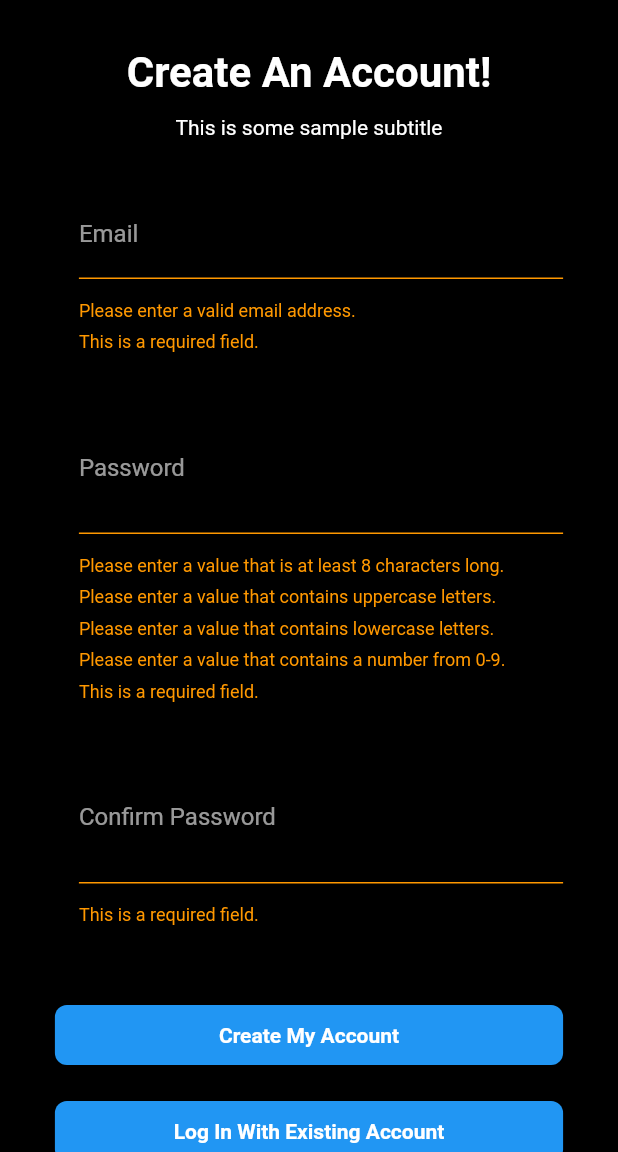
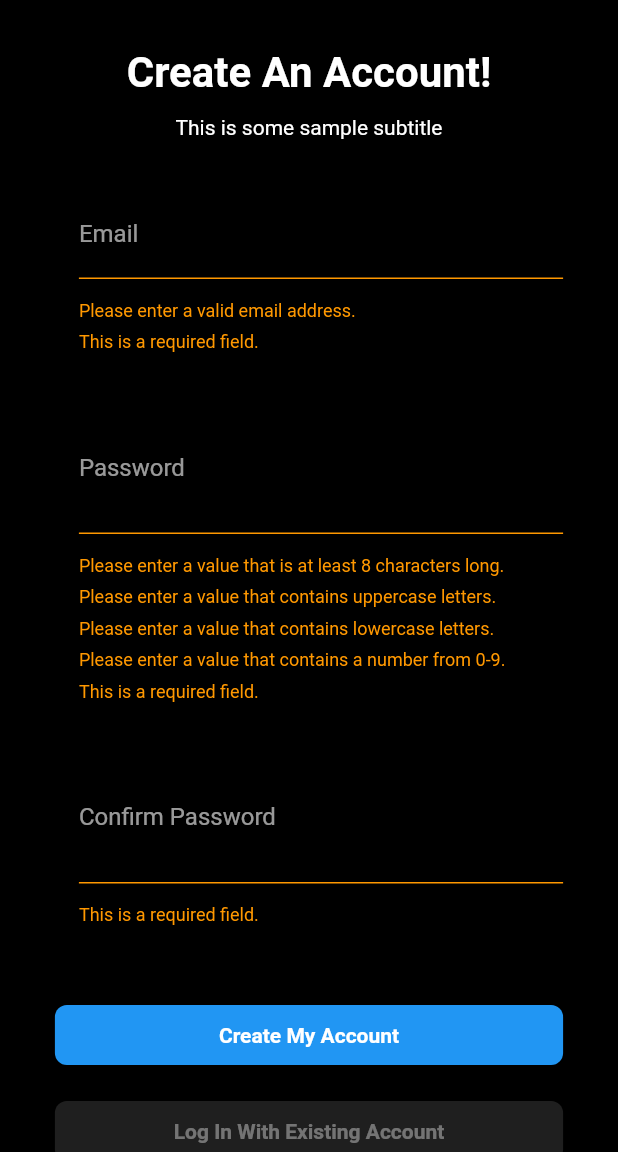
Before and after one commit to ernpao/hover, a Flutter app: the screen it shows after launch, after a tap on "Create My Account", on a phone screen of 412 x 824 dp, the part 84-1236 px from its top. Run offline on Flutter 3.47's test engine with Material 2 defaults, Android fonts, the phone set to English and light mode, and no system bars; our stand-ins replace shared_preferences; network calls fail.

Commit message:
Required TextEditingController for all form fields to enable preservation of field values.

```diff
--- a/example/lib/app/forms/login_form_example.dart
+++ b/example/lib/app/forms/login_form_example.dart
@@ -2,6 +2,8 @@ import 'package:flutter/material.dart';
 import 'package:hover/hover.dart';
 
 class LoginFormExample extends HoverPage {
+  final emailController = TextEditingController();
+  final passwordController = TextEditingController();
   @override
   Widget render(BuildContext context) {
     return Center(
@@ -13,6 +15,8 @@ class LoginFormExample extends HoverPage {
             children: [
               HoverEmailLoginForm(
                 formName: "login-form",
+                emailController: emailController,
+                passwordController: passwordController,
                 onSubmit: (email, password) {
                   print(
                       "Sign in form submitted. Email: $email Password: $password");
--- a/example/lib/app/forms/sign_up_form_example.dart
+++ b/example/lib/app/forms/sign_up_form_example.dart
@@ -2,6 +2,10 @@ import 'package:flutter/material.dart';
 import 'package:hover/hover.dart';
 
 class SignUpFormExample extends HoverPage {
+  final emailController = TextEditingController();
+  final passwordController = TextEditingController();
+  final passwordConfirmationController = TextEditingController();
+
   @override
   Widget render(BuildContext context) {
     return Center(
@@ -15,17 +19,22 @@ class SignUpFormExample extends HoverPage {
                 title: "Create An Account!",
                 subtitle: "This is some sample subtitle",
                 formName: "sign-up-form",
+                emailController: emailController,
+                passwordController: passwordController,
+                passwordConfirmationController: passwordConfirmationController,
                 onSubmit: (email, password) {
-                  print(
-                      "Sign up form submitted. Email: $email Password: $password");
-                  Hover.showPlainSnackBar(context,
-                      "Sign up form submitted. Email: $email Password: $password");
+                  print("Form submitted. Email: $email Password: $password");
+                  Hover.showPlainSnackBar(
+                    context,
+                    "Form submitted. Email: $email Password: $password",
+                  );
                 },
                 requireLowercase: true,
                 requireUppercase: true,
                 requireSpecialCharacters: true,
                 children: [
                   HoverCallToActionButton(
+                    enabled: false,
                     text: "Log In With Existing Account",
                     onPressed: () {
                       Hover.router.navigateTo(
--- a/example/lib/app/widgets_gallery.dart
+++ b/example/lib/app/widgets_gallery.dart
@@ -97,7 +97,6 @@ class WidgetsGallery extends HoverPage {
               ],
             ),
           ),
-          HoverPasswordResetForm(onSubmit: (password) {}),
         ],
       ),
     );
--- a/example/lib/main.dart
+++ b/example/lib/main.dart
@@ -11,13 +11,12 @@ import 'app/widgets_gallery.dart';
 void main() => runApp(HoverDemo());
 
 class HoverDemo extends StatelessWidget {
-  final MobileResponsivenessExample mobileResponsivenessExample =
-      MobileResponsivenessExample();
-  final ProfileExample profilePage = ProfileExample();
-  final LoginFormExample signInFormExample = LoginFormExample();
-  final SignUpFormExample signUpFormExample = SignUpFormExample();
-  final WidgetsGallery widgetsGallery = WidgetsGallery();
-  final ViewSplitterExample viewSplitterExample = ViewSplitterExample();
+  final mobileResponsivenessExample = MobileResponsivenessExample();
+  final profilePage = ProfileExample();
+  final signInFormExample = LoginFormExample();
+  final signUpFormExample = SignUpFormExample();
+  final widgetsGallery = WidgetsGallery();
+  final viewSplitterExample = ViewSplitterExample();
 
   @override
   Widget build(BuildContext context) {
--- a/lib/src/widgets/buttons/base/custom_raised_button.dart
+++ b/lib/src/widgets/buttons/base/custom_raised_button.dart
@@ -11,6 +11,7 @@ abstract class CustomRaisedButton extends StatelessWidget {
     this.verticalPadding,
     this.margin,
     this.maxWidth,
+    this.enabled = true,
   });
 
   final Widget child;
@@ -21,6 +22,7 @@ abstract class CustomRaisedButton extends StatelessWidget {
   final double? horizontalPadding;
   final double? margin;
   final double? maxWidth;
+  final bool enabled;
 
   final double _defaultPadding = 12.0;
 
@@ -56,7 +58,7 @@ abstract class CustomRaisedButton extends StatelessWidget {
               ),
             ),
           ),
-          onPressed: onPressed?.call,
+          onPressed: enabled ? onPressed?.call : null,
         ),
       ),
     );
--- a/lib/src/widgets/buttons/hover_call_to_action_button.dart
+++ b/lib/src/widgets/buttons/hover_call_to_action_button.dart
@@ -17,6 +17,7 @@ class HoverCallToActionButton extends CustomRaisedButton {
     double? maxWidth,
     TextAlign? textAlign = TextAlign.center,
     required Function()? onPressed,
+    bool enabled = true,
   }) : super(
           child: CustomButtonText(
             text: text,
@@ -31,5 +32,6 @@ class HoverCallToActionButton extends CustomRaisedButton {
           verticalPadding: verticalPadding,
           margin: margin,
           maxWidth: maxWidth,
+          enabled: enabled,
         );
 }
--- a/lib/src/widgets/forms/base/custom_form.dart
+++ b/lib/src/widgets/forms/base/custom_form.dart
@@ -2,9 +2,11 @@ import 'package:flutter/foundation.dart';
 import 'package:flutter/material.dart';
 import 'package:flutter/services.dart';
 import 'package:flutter/widgets.dart';
+import 'package:provider/provider.dart';
 
 import '../../buttons/hover_call_to_action_button.dart';
 import 'custom_form_field.dart';
+import 'custom_form_view_state.dart';
 
 abstract class CustomForm extends StatefulWidget {
   /// An identifier for the form. Used for debugging only.
@@ -35,6 +37,7 @@ abstract class CustomForm extends StatefulWidget {
   final Function(Map<String, String>) onSubmit;
 
   final List<Widget>? children;
+  final bool enabled;
 
   CustomForm({
     this.subtitle,
@@ -56,6 +59,7 @@ abstract class CustomForm extends StatefulWidget {
     this.titleColor,
     this.titleFontWeight,
     this.children,
+    this.enabled = true,
   });
 
   @override
@@ -72,7 +76,7 @@ class _CustomFormState extends State<CustomForm> {
     Map<String, String> data = Map<String, String>();
 
     for (CustomFormField field in widget.fields) {
-      data[field.getName()] = field.value;
+      data[field.name] = field.value;
     }
 
     return data;
@@ -124,6 +128,7 @@ class _CustomFormState extends State<CustomForm> {
       verticalPadding: widget.submitButtonVerticalPadding,
       cornerRadius: widget.submitButtonCornerRadius,
       onPressed: _submitForm,
+      enabled: widget.enabled,
     );
   }
 
@@ -151,7 +156,7 @@ class _CustomFormState extends State<CustomForm> {
     Widget submitButton = _buildSubmitButton();
     children.add(submitButton);
     FocusScope.of(context).requestFocus(_textNode);
-    final Widget form = RawKeyboardListener(
+    Widget form = RawKeyboardListener(
       focusNode: _textNode,
       onKey: (event) {
         if (event.runtimeType.toString() == 'RawKeyDownEvent') {
@@ -179,6 +184,11 @@ class _CustomFormState extends State<CustomForm> {
         ),
       ),
     );
-    return kIsWeb ? SizedBox(width: 450, child: form) : form;
+    form = kIsWeb ? SizedBox(width: 450, child: form) : form;
+
+    return Provider(
+      create: (_) => CustomFormViewState(enabled: widget.enabled),
+      child: form,
+    );
   }
 }
--- a/lib/src/widgets/forms/base/custom_form_field.dart
+++ b/lib/src/widgets/forms/base/custom_form_field.dart
@@ -1,9 +1,12 @@
 import 'package:flutter/material.dart';
+
+import '../../../../hover.dart';
+import 'custom_form_view_state.dart';
 
 abstract class CustomFormField extends StatefulWidget {
   final String name;
   final String label;
-  final String? initialValue;
+  final TextEditingController controller;
 
   /// A function that returns an error message string
   /// to display if the input [valueToValidate] not pass a validation
@@ -12,33 +15,21 @@ abstract class CustomFormField extends StatefulWidget {
   final TextInputType? keyboardType;
   final Widget? icon;
   final Widget? suffix;
-  final Map<String, String> _fieldData = Map();
-  final GlobalKey<FormFieldState> _fieldKey = GlobalKey();
-  final bool enabled;
   final bool obscureText;
 
   CustomFormField({
     required this.name,
     required this.label,
+    required this.controller,
     this.icon,
-    this.initialValue,
-    this.enabled = true,
     this.keyboardType,
     this.obscureText = false,
     this.suffix,
     this.validator,
-  }) {
-    _fieldData[name] = initialValue ?? "";
-  }
+  });
 
-  GlobalKey<FormFieldState> getFieldKey() {
-    return _fieldKey;
-  }
-
-  String get value => _fieldData[name] ?? "";
-
-  String getName() {
-    return name;
+  String get value {
+    return controller.text;
   }
 
   @override
@@ -58,17 +49,16 @@ class _CustomFormFieldState extends State<CustomFormField> {
 
   @override
   Widget build(BuildContext context) {
+    final formState = Provider.of<CustomFormViewState>(context);
     return Container(
       child: Padding(
         padding: EdgeInsets.symmetric(horizontal: 8.0, vertical: 16.0),
         child: TextFormField(
-          key: widget._fieldKey,
+          controller: widget.controller,
           validator: widget.validator ?? (_) => null,
           obscureText: _obscureText,
           keyboardType: widget.keyboardType,
-          initialValue: widget.initialValue,
-          onChanged: (value) => widget._fieldData[widget.name] = value,
-          enabled: widget.enabled,
+          enabled: formState.enabled,
           decoration: InputDecoration(
             labelText: widget.label,
             icon: widget.icon ?? SizedBox.shrink(),
--- a/lib/src/widgets/forms/fields/hover_email_field.dart
+++ b/lib/src/widgets/forms/fields/hover_email_field.dart
@@ -4,19 +4,19 @@ import '../base/custom_form_field.dart';
 import '../validation/hover_fluent_validator.dart';
 
 class HoverEmailField extends CustomFormField {
-  static const String fieldName = "email";
-  static const String fieldLabel = "Email";
-
   HoverEmailField({
-    String? initialValue,
+    required TextEditingController controller,
   }) : super(
           name: fieldName,
           label: fieldLabel,
-          initialValue: initialValue,
+          controller: controller,
           keyboardType: TextInputType.emailAddress,
           validator: HoverFluentValidator()
               .validateAsEmail()
               .validateAsRequired()
               .build(),
         );
+
+  static const String fieldName = "email";
+  static const String fieldLabel = "Email";
 }
--- a/lib/src/widgets/forms/fields/hover_password_field.dart
+++ b/lib/src/widgets/forms/fields/hover_password_field.dart
@@ -7,15 +7,16 @@ class _PasswordField extends CustomFormField {
   _PasswordField({
     required String name,
     required String labelText,
-    String? initialValue,
     required String? Function(String?) validator,
+    required TextEditingController controller,
   }) : super(
-            name: name,
-            label: labelText,
-            initialValue: initialValue,
-            keyboardType: TextInputType.visiblePassword,
-            obscureText: true,
-            validator: validator);
+          controller: controller,
+          name: name,
+          label: labelText,
+          keyboardType: TextInputType.visiblePassword,
+          obscureText: true,
+          validator: validator,
+        );
 }
 
 class HoverPasswordField extends _PasswordField {
@@ -23,15 +24,15 @@ class HoverPasswordField extends _PasswordField {
   static const String fieldLabel = "Password";
 
   HoverPasswordField({
-    String? initialValue,
     int? passwordMinLength,
     bool? requireLowercase,
     bool? requireUppercase,
     bool? requireSpecialCharacters,
+    required TextEditingController controller,
   }) : super(
+          controller: controller,
           name: fieldName,
           labelText: fieldLabel,
-          initialValue: initialValue,
           validator: HoverFluentValidator()
               .validateAsPassword(
                 passwordMinLength ?? 8,
@@ -49,11 +50,13 @@ class HoverConfirmPasswordField extends _PasswordField {
   static const String fieldLabel = "Confirm Password";
 
   final HoverPasswordField passwordFieldToConfirm;
-  HoverConfirmPasswordField(this.passwordFieldToConfirm)
-      : super(
+  HoverConfirmPasswordField(
+    this.passwordFieldToConfirm, {
+    required TextEditingController controller,
+  }) : super(
+            controller: controller,
             name: fieldName,
             labelText: fieldLabel,
-            initialValue: passwordFieldToConfirm.initialValue,
             validator: (input) {
               print("Password Input: ${passwordFieldToConfirm.value}");
               print("Confirmation Input: $input");
--- a/lib/src/widgets/forms/hover_email_login_form.dart
+++ b/lib/src/widgets/forms/hover_email_login_form.dart
@@ -25,6 +25,9 @@ class HoverEmailLoginForm extends CustomForm {
     double? subtitleFontSize,
     FontWeight? subtitleFontWeight,
     List<Widget>? children,
+    bool enabled = true,
+    required TextEditingController emailController,
+    required TextEditingController passwordController,
   }) : super(
           formName: formName,
           title: title ?? "Welcome Back!",
@@ -32,8 +35,8 @@ class HoverEmailLoginForm extends CustomForm {
           titleFontWeight: titleFontWeight,
           titleColor: titleColor,
           fields: [
-            HoverEmailField(),
-            HoverPasswordField(),
+            HoverEmailField(controller: emailController),
+            HoverPasswordField(controller: passwordController),
           ],
           submitButtonTextColor: submitButtonTextColor,
           submitButtonColor: submitButtonColor,
@@ -46,11 +49,12 @@ class HoverEmailLoginForm extends CustomForm {
           subtitleColor: subtitleColor,
           subtitleFontSize: subtitleFontSize,
           subtitleFontWeight: subtitleFontWeight,
-          onSubmit: (Map<String, String?> map) {
+          onSubmit: (Map<String, String> map) {
             String? email = map[HoverEmailField.fieldName];
             String? password = map[HoverPasswordField.fieldName];
             onSubmit(email ?? "", password ?? "");
           },
           children: children,
+          enabled: enabled,
         );
 }
--- a/lib/src/widgets/forms/hover_email_sign_up_form.dart
+++ b/lib/src/widgets/forms/hover_email_sign_up_form.dart
@@ -29,6 +29,10 @@ class HoverEmailSignUpForm extends CustomForm {
     bool? requireUppercase,
     bool? requireSpecialCharacters,
     List<Widget>? children,
+    bool enabled = true,
+    required TextEditingController emailController,
+    required TextEditingController passwordController,
+    required TextEditingController passwordConfirmationController,
   }) {
     return HoverEmailSignUpForm._(
       formName: formName,
@@ -48,6 +52,7 @@ class HoverEmailSignUpForm extends CustomForm {
         requireLowercase: requireLowercase,
         requireUppercase: requireUppercase,
         requireSpecialCharacters: requireSpecialCharacters,
+        controller: passwordController,
       ),
       onSubmit: onSubmit,
       subtitle: subtitle,
@@ -55,6 +60,9 @@ class HoverEmailSignUpForm extends CustomForm {
       subtitleFontSize: subtitleFontSize,
       subtitleFontWeight: subtitleFontWeight,
       children: children,
+      enabled: enabled,
+      emailController: emailController,
+      passwordConfirmationController: passwordConfirmationController,
     );
   }
 
@@ -78,6 +86,9 @@ class HoverEmailSignUpForm extends CustomForm {
     required HoverPasswordField passwordField,
     required Function(String email, String password) onSubmit,
     List<Widget>? children,
+    bool enabled = true,
+    required TextEditingController emailController,
+    required TextEditingController passwordConfirmationController,
   }) : super(
           formName: formName,
           title: title ?? "Sign Up",
@@ -85,9 +96,12 @@ class HoverEmailSignUpForm extends CustomForm {
           titleFontWeight: titleFontWeight,
           titleColor: titleColor,
           fields: [
-            HoverEmailField(),
+            HoverEmailField(controller: emailController),
             passwordField,
-            HoverConfirmPasswordField(passwordField),
+            HoverConfirmPasswordField(
+              passwordField,
+              controller: passwordConfirmationController,
+            ),
           ],
           submitButtonTextColor: submitButtonTextColor,
           submitButtonColor: submitButtonColor,
@@ -106,5 +120,6 @@ class HoverEmailSignUpForm extends CustomForm {
             onSubmit(email ?? "", password ?? "");
           },
           children: children,
+          enabled: enabled,
         );
 }
--- a/lib/src/widgets/forms/hover_password_reset_form.dart
+++ b/lib/src/widgets/forms/hover_password_reset_form.dart
@@ -24,6 +24,8 @@ class HoverPasswordResetForm extends CustomForm {
     double? subtitleFontSize,
     FontWeight? subtitleFontWeight,
     List<Widget>? children,
+    bool enabled = true,
+    required TextEditingController emailController,
   }) : super(
           formName: formName,
           title: title ?? "Reset Your Password",
@@ -31,7 +33,7 @@ class HoverPasswordResetForm extends CustomForm {
           titleFontWeight: titleFontWeight,
           titleColor: titleColor,
           fields: [
-            HoverEmailField(),
+            HoverEmailField(controller: emailController),
           ],
           submitButtonTextColor: submitButtonTextColor,
           submitButtonColor: submitButtonColor,
@@ -50,5 +52,6 @@ class HoverPasswordResetForm extends CustomForm {
             onSubmit(email ?? "");
           },
           children: children,
+          enabled: enabled,
         );
 }
--- a/lib/src/widgets/widgets.dart
+++ b/lib/src/widgets/widgets.dart
@@ -3,12 +3,10 @@ library hover_widgets;
 // Basic buttons
 export 'buttons/hover_call_to_action_button.dart';
 export 'buttons/hover_circle_icon_button.dart';
-
 //Social Media buttons
 export 'buttons/social/hover_facebook_sign_in_button.dart';
 export 'buttons/social/hover_google_sign_in_button.dart';
 export 'custom/hover_base_card.dart';
-
 //Custom Widgets
 export 'custom/hover_full_page_spinner.dart';
 export 'custom/hover_rectangular_image.dart';
@@ -19,22 +17,18 @@ export 'custom/hover_square_image.dart';
 export 'forms/fields/hover_basic_field.dart';
 export 'forms/fields/hover_email_field.dart';
 export 'forms/fields/hover_password_field.dart';
-
 //Form Widgets
 export 'forms/hover_email_login_form.dart';
 export 'forms/hover_email_sign_up_form.dart';
 export 'forms/hover_login_form.dart';
 export 'forms/hover_password_reset_form.dart';
-
 //Validation
 export 'forms/validation/hover_fluent_validator.dart';
 export 'forms/validation/rules/hover_validation_rule.dart';
-
 //Mobile Responsiveness
 export 'responsive/hover_responsive_builder.dart';
 export 'responsive/hover_responsive_grid.dart';
 export 'responsive/hover_target_platform_builder.dart';
 export 'responsive/hover_view_splitter.dart';
-
 //Typography
 export 'typography/typography.dart';
```
Also changed, not shown: lib/src/widgets/forms/base/custom_form_view_state.dart (added, +7 -0 lines), lib/src/widgets/forms/fields/hover_basic_field.dart (+5 -3 lines), lib/src/widgets/forms/hover_login_form.dart (+6 -1 lines).
